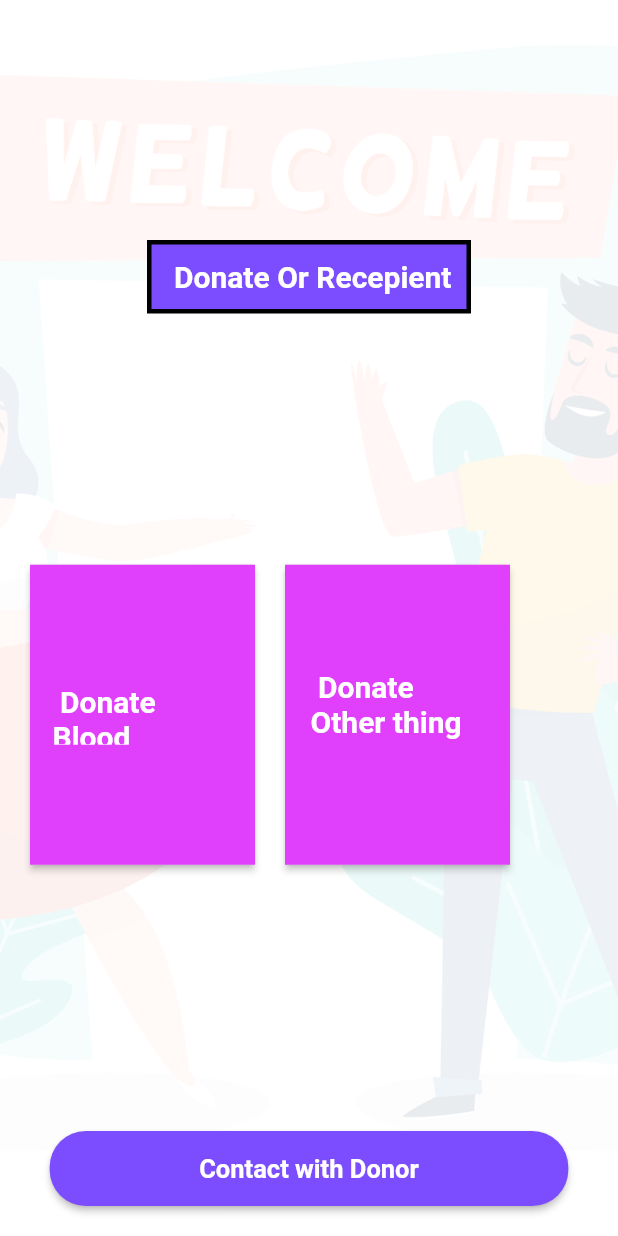
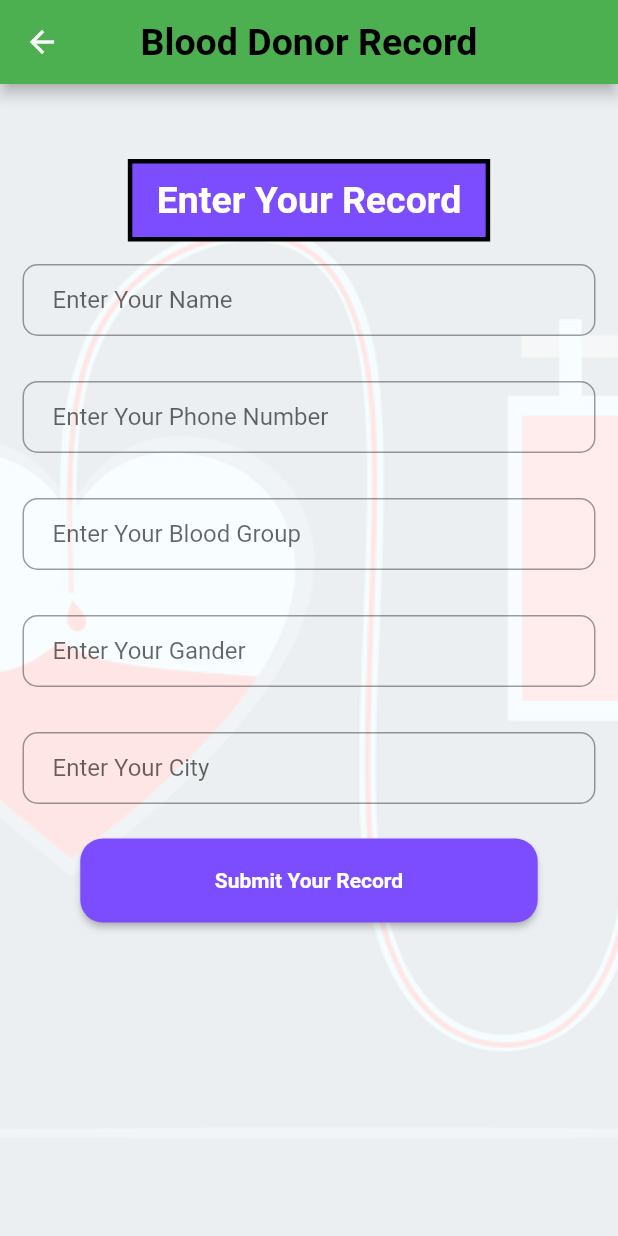
Before and after one commit to bilalahmad9/Donate_Blood_or_Anything, a Flutter app: the donate screen opened directly, after a tap on "Donate Blood", on a phone screen of 412 x 824 dp. Run offline on Flutter 3.47's test engine with Material 2 defaults, Android fonts, the phone set to English and light mode, and no system bars; our stand-ins replace cloud_firestore, firebase_auth, firebase_core, flutter_spinkit, google_fonts; missing offline and left inert: loading; accounts and stored records are empty; Roboto replaces fonts that are missing (Acme).

Commit message:
Donate Blood and other Screen add

```diff
--- /dev/null
+++ b/flutter_app/lib/DonateBloodPage.dart
@@ -0,0 +1,190 @@
+import 'package:flutter/cupertino.dart';
+import 'package:flutter/material.dart';
+import 'package:google_fonts/google_fonts.dart';
+
+class DonateBloodScreen extends StatefulWidget {
+  @override
+  _DonateBloodScreenState createState() => _DonateBloodScreenState();
+}
+
+class _DonateBloodScreenState extends State<DonateBloodScreen> {
+  @override
+  Widget build(BuildContext context) {
+    return Scaffold(
+      appBar: AppBar(
+        backgroundColor: Colors.green,
+        centerTitle: true,
+        title: Text(
+          " Blood Donor Record ",
+          style: TextStyle(
+              color: Colors.black, fontSize: 25.0, fontWeight: FontWeight.bold),
+        ),
+      ),
+    //  drawer: Drawer(
+      //  child: MainDrawer(),
+     // ),
+      body: Container(
+        decoration: new BoxDecoration(
+          image: new DecorationImage(
+            image: new AssetImage(
+              "images/bb.png",
+            ),
+            fit: BoxFit.cover,
+          ),
+        ),
+        child: Scaffold(
+          backgroundColor: Colors.transparent,
+          body: Container(
+            color: Colors.white.withOpacity(0.9),
+            //margin: EdgeInsets.all(8.0),
+            padding: EdgeInsets.only(bottom: 0.0),
+            child: Column(
+              crossAxisAlignment: CrossAxisAlignment.center,
+              children: <Widget>[
+                Expanded(
+                  child: Column(
+                    children: <Widget>[
+                      SizedBox(
+                        height: 50,
+                      ),
+                      Container(
+                        padding: EdgeInsets.all(10.0),
+                        child: Text(
+                          " Enter Your Record ",
+                          style: GoogleFonts.acme(
+                            textStyle: Theme.of(context).textTheme.display1,
+                            fontSize: 25,
+                            fontWeight: FontWeight.w700,
+                            fontStyle: FontStyle.normal,
+                            color: Colors.white,
+                          ),
+                        ),
+                        decoration: BoxDecoration(
+                          color: Colors.deepPurpleAccent,
+                          border: Border.all(
+                            color: Colors.black,
+                            width: 3,
+                          ),
+                        ),
+                      ),
+                      Padding(
+                        padding: const EdgeInsets.all(15.0),
+                        child: TextField(
+                          keyboardType: TextInputType.emailAddress,
+                          autofocus: false,
+                          decoration: InputDecoration(
+                            hintText: 'Enter Your Name',
+                            contentPadding: EdgeInsets.fromLTRB(20.0, 10.0, 20.0, 10.0),
+                            border: OutlineInputBorder(
+                                borderRadius: BorderRadius.circular(10.0)),
+                          ),
+                          onChanged: (value) {
+                            setState(() {
+
+                            });
+                          },
+                        ),
+                      ),
+                      Padding(
+                        padding: const EdgeInsets.all(15.0),
+                        child: TextField(
+                          obscureText: true,
+                          decoration: InputDecoration(
+                            hintText: 'Enter Your Phone Number',
+                            contentPadding: EdgeInsets.fromLTRB(20.0, 10.0, 20.0, 10.0),
+                            border: OutlineInputBorder(
+                                borderRadius: BorderRadius.circular(10.0)),
+                          ),
+                          onChanged: (value) {
+                            setState(() {
+
+                            });
+                          },
+                        ),
+                      ),
+                      Padding(
+                        padding: const EdgeInsets.all(15.0),
+                        child: TextField(
+                          obscureText: true,
+                          autofocus: false,
+                          decoration: InputDecoration(
+                            hintText: 'Enter Your Blood Group',
+                            contentPadding: EdgeInsets.fromLTRB(20.0, 10.0, 20.0, 10.0),
+                            border: OutlineInputBorder(
+                                borderRadius: BorderRadius.circular(10.0)),
+                          ),
+                          onChanged: (value) {
+                            setState(() {
+
+                            });
+                          },
+                        ),
+                      ),
+                      Padding(
+                        padding: const EdgeInsets.all(15.0),
+                        child: TextField(
+                          obscureText: true,
+                          autofocus: false,
+                          decoration: InputDecoration(
+                            hintText: 'Enter Your Gander',
+                            contentPadding: EdgeInsets.fromLTRB(20.0, 10.0, 20.0, 10.0),
+                            border: OutlineInputBorder(
+                                borderRadius: BorderRadius.circular(10.0)),
+                          ),
+                          onChanged: (value) {
+                            setState(() {
+
+                            });
+                          },
+                        ),
+                      ),
+                      Padding(
+                        padding: const EdgeInsets.all(15.0),
+                        child: TextField(
+                          obscureText: true,
+                          autofocus: false,
+                          decoration: InputDecoration(
+                            hintText: 'Enter Your City',
+                            contentPadding: EdgeInsets.fromLTRB(20.0, 10.0, 20.0, 10.0),
+                            border: OutlineInputBorder(
+                                borderRadius: BorderRadius.circular(10.0)),
+                          ),
+                          onChanged: (value) {
+                            setState(() {
+
+                            });
+                          },
+                        ),
+                      ),
+                      Padding(
+                        padding: const EdgeInsets.all(8.0),
+                        child: RaisedButton(
+                          shape: RoundedRectangleBorder(
+                            borderRadius: BorderRadius.circular(15),
+                          ),
+                          onPressed: () {
+                           // Navigator.of(context).pushReplacement(
+                            //    MaterialPageRoute(builder: (context) => DonorContact()));
+                          },
+                          padding: EdgeInsets.all(20.0),
+                          color: Colors.deepPurpleAccent,
+                          child: Text(
+                              '                    Submit Your Record                    ',
+                              style: TextStyle(
+                                color: Colors.white,
+                                fontWeight: FontWeight.bold,
+                                fontSize: 14.0,
+                              )),
+                        ),
+                      ),
+                    ],
+                  ),
+                ),
+              ],
+            ),
+          ),
+        ),
+      ),
+    );
+  }
+}
--- a/flutter_app/lib/DonateSelect.dart
+++ b/flutter_app/lib/DonateSelect.dart
@@ -1,6 +1,8 @@
 import 'package:flutter/cupertino.dart';
 import 'package:flutter/material.dart';
 import 'package:google_fonts/google_fonts.dart';
+import 'DonateBloodPage.dart';
+import 'DonateOtherPage.dart';
 
 class donate extends StatefulWidget {
   @override
@@ -65,8 +67,8 @@ class _donateState extends State<donate> {
                             RaisedButton(
                               padding: const EdgeInsets.all(0.0),
                               onPressed: () {
-                               // Navigator.of(context).pushReplacement(
-                                //    MaterialPageRoute(builder: (context) => DonateBloodScreen()));
+                                Navigator.of(context).pushReplacement(
+                                   MaterialPageRoute(builder: (context) => DonateBloodScreen()));
                               },
                               child: Container(
                                 height: 200,
@@ -85,7 +87,6 @@ class _donateState extends State<donate> {
                                   ),
                                 ),
                                 //child: Image.asset("images/donor.png", height: 100, width: 100,),
-
                               ),
 
                             ),
@@ -95,8 +96,8 @@ class _donateState extends State<donate> {
                             RaisedButton(
                               padding: const EdgeInsets.all(0.0),
                               onPressed: () {
-                              //  Navigator.of(context).pushReplacement(
-                              //      MaterialPageRoute(builder: (context) => DonateotherScreen()));
+                                Navigator.of(context).pushReplacement(
+                                    MaterialPageRoute(builder: (context) => DonateotherScreen()));
                               },
                               child: Container(
                                 height: 200,
```
Also changed, not shown: flutter_app/lib/DonateOtherPage.dart (added, +170 -0 lines).
